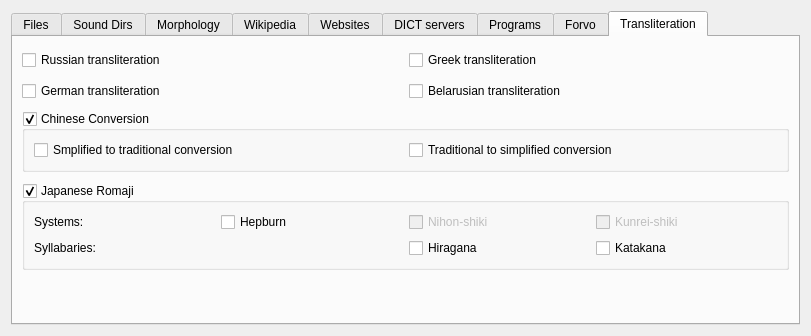
The window that sources.ui (goldendict/goldendict) describes before a commit, drawn with Qt 5.
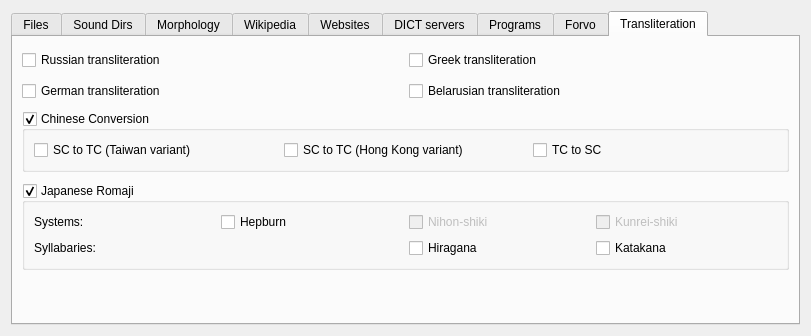
The same window after the commit. Icons and pictures are not drawn.

Commit message: Distinguish between variants of traditional Chinese

What changed in the file:
```diff
--- a/sources.ui
+++ b/sources.ui
@@ -733,13 +733,23 @@
           <bool>true</bool>
          </property>
          <layout class="QGridLayout" name="gridLayout_4">
-          <item row="0" column="1">
-           <widget class="QCheckBox" name="enableTradToSimpConversion">
+          <item row="0" column="3">
+           <widget class="QCheckBox" name="enableTCToSCConversion">
             <property name="toolTip">
              <string>Enable conversion from traditional characters to simplified characters</string>
             </property>
             <property name="text">
-             <string>Traditional to simplified conversion</string>
+             <string>TC to SC</string>
+            </property>
+           </widget>
+          </item>
+          <item row="0" column="1">
+           <widget class="QCheckBox" name="enableSCToHKConversion">
+            <property name="toolTip">
+             <string>Enable conversion from simplified characters to traditional (Hong Kong variant) characters</string>
+            </property>
+            <property name="text">
+             <string>SC to TC (Hong Kong variant)</string>
             </property>
            </widget>
           </item>
@@ -749,7 +759,7 @@
              <string>Enable conversion from simplified characters to traditional characters</string>
             </property>
             <property name="text">
-             <string>Smplified to traditional conversion</string>
+             <string>SC to TC (Taiwan variant)</string>
             </property>
            </widget>
           </item>
```
Left out of the diff: 4 changed lines with no effect on the pictures. The commit also changes 4 other files.
